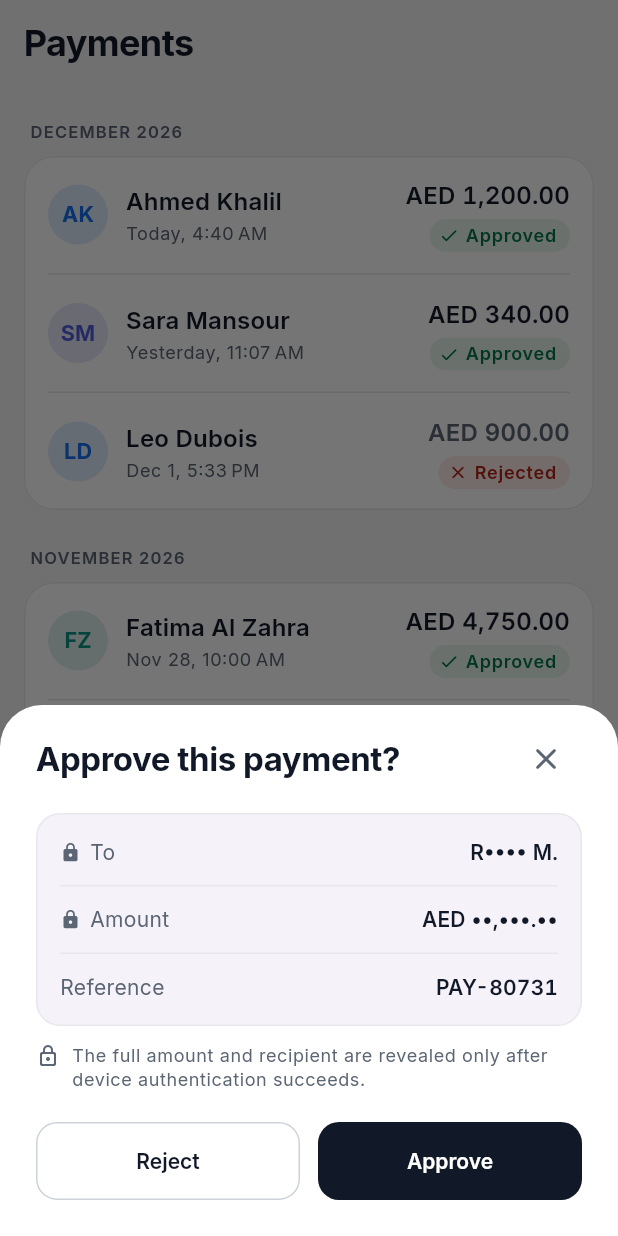
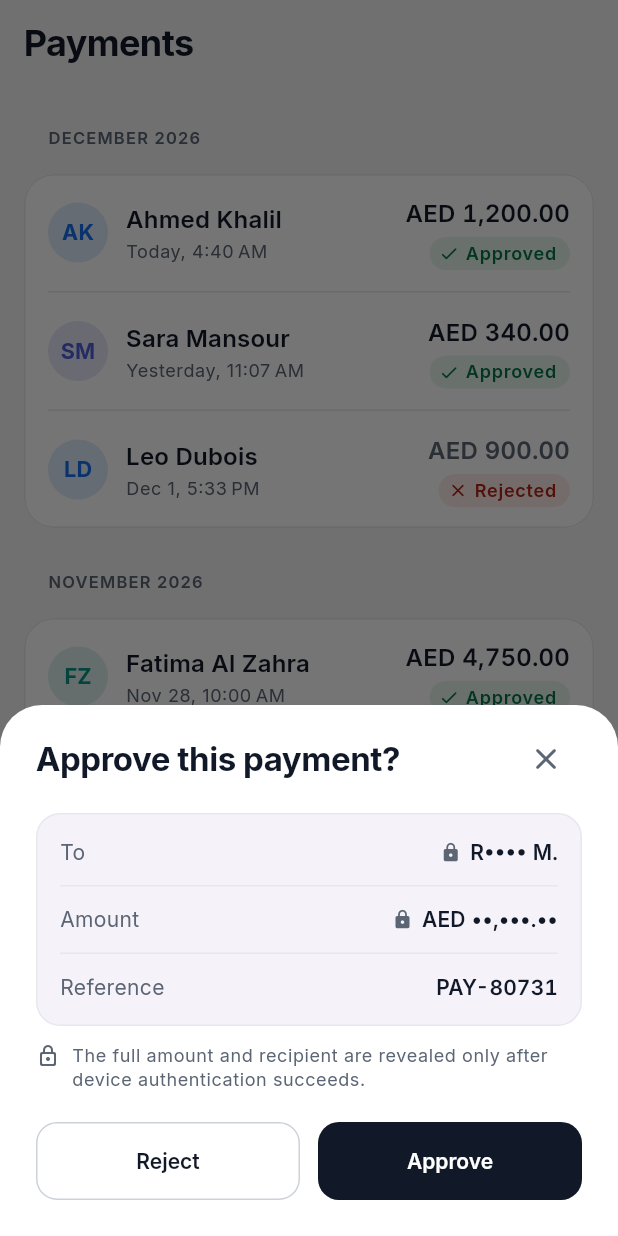
Before and after one commit to SardorbekR/payment-approval-flow, a Flutter app: the PaymentsPage screen opened by its route, after a tap on the "add" icon, on a phone screen of 412 x 824 dp. Run offline on Flutter 3.47's test engine with Material 3 defaults, Android fonts, the phone set to English and light mode, and no system bars; our stand-ins replace bloc_concurrency, clock, equatable, flutter_bloc, go_router, local_auth and 1 more; statements that could not run were skipped.

Commit message:
fix: even out spacing and keep layouts readable at large text and in landscape
- Payment rows move the amount and status under the name when the text is
  too large to share a line, instead of squeezing the name into a sliver.
- Label and value rows (approval sheet, details) put the value on its own
  line when both don't fit, so masks and references never break mid-word.
- The details amount shrinks to fit rather than wrapping mid-number.
- Home, Payments and details keep their content clear of a notch in landscape.
- Section headers share one height with or without a See all button, and line
  up with the card content; detail rows share one height with or without the
  copy button; the sheet's labels align, with the lock beside the masked value.
- The approval sheet grows and shrinks smoothly as messages come and go.

Goldens re-recorded for the new spacing.

```diff
--- a/lib/features/approval/presentation/widgets/approval_sheet.dart
+++ b/lib/features/approval/presentation/widgets/approval_sheet.dart
@@ -5,6 +5,7 @@ import 'package:payment_approval/core/theme/app_theme.dart';
 import 'package:payment_approval/features/approval/presentation/bloc/approval_bloc.dart';
 import 'package:payment_approval/features/payments/domain/models/payment.dart';
 import 'package:payment_approval/features/payments/domain/models/payment_request.dart';
+import 'package:payment_approval/features/shared/widgets/labeled_value.dart';
 import 'package:payment_approval/l10n/app_localizations.dart';
 
 /// Asks the user to approve or reject a request without revealing who it pays
@@ -39,6 +40,12 @@ class ApprovalSheet extends StatelessWidget {
         final pendingDecision = switch (state) {
           ApprovalAuthenticating(:final decision) ||
           ApprovalSubmitting(:final decision) => decision,
+          _ => null,
+        };
+        final progress = switch (state) {
+          ApprovalAuthenticating() => l10n.approvalAuthenticating,
+          ApprovalSubmitting(decision: PaymentStatus.approved) => l10n.approvalApproving,
+          ApprovalSubmitting(decision: PaymentStatus.rejected) => l10n.approvalRejecting,
           _ => null,
         };
 
@@ -93,10 +100,14 @@ class ApprovalSheet extends StatelessWidget {
                   const SizedBox(height: 20),
 
                   // Outcome
-                  if (state is ApprovalFailed) ...[
-                    _ErrorMessage(error: state.error),
-                    const SizedBox(height: 16),
-                  ],
+                  _AnimatedSlot(
+                    child: state is ApprovalFailed
+                        ? Padding(
+                            padding: const EdgeInsets.only(bottom: 16),
+                            child: _ErrorMessage(error: state.error),
+                          )
+                        : null,
+                  ),
 
                   // Decisions
                   if (isRequestGone)
@@ -130,23 +141,21 @@ class ApprovalSheet extends StatelessWidget {
                         ),
                       ],
                     ),
-                  if (state case ApprovalAuthenticating() || ApprovalSubmitting()) ...[
-                    const SizedBox(height: 12),
-                    Semantics(
+                  _AnimatedSlot(
+                    child: progress == null
+                        ? null
+                        : Padding(
+                            padding: const EdgeInsets.only(top: 12),
+                            child: Semantics(
                               liveRegion: true,
                               child: Text(
-                        switch (state) {
-                          ApprovalSubmitting(decision: PaymentStatus.approved) =>
-                            l10n.approvalApproving,
-                          ApprovalSubmitting(decision: PaymentStatus.rejected) =>
-                            l10n.approvalRejecting,
-                          _ => l10n.approvalAuthenticating,
-                        },
+                                progress,
                                 textAlign: TextAlign.center,
                                 style: theme.textTheme.bodySmall,
                               ),
                             ),
-                  ],
+                          ),
+                  ),
                 ],
               ),
             ),
@@ -213,25 +222,18 @@ class _RequestRow extends StatelessWidget {
 
     final row = Padding(
       padding: const EdgeInsets.symmetric(vertical: 12),
-      child: Row(
+      child: LabeledValue(
+        label: label,
+        value: Row(
+          mainAxisSize: MainAxisSize.min,
           children: [
             if (isMasked) ...[
               Icon(Icons.lock_rounded, size: 14, color: theme.colorScheme.onSurfaceVariant),
               const SizedBox(width: 6),
             ],
-          Text(
-            label,
-            style: theme.textTheme.bodyMedium?.copyWith(color: theme.colorScheme.onSurfaceVariant),
+            Flexible(child: Text(value, style: theme.textTheme.titleSmall?.tabular)),
+          ],
         ),
-          const SizedBox(width: 16),
-          Expanded(
-            child: Text(
-              value,
-              textAlign: TextAlign.end,
-              style: theme.textTheme.titleSmall?.tabular,
-            ),
-          ),
-        ],
       ),
     );
 
@@ -292,6 +294,24 @@ class _ErrorMessage extends StatelessWidget {
   }
 }
 
+/// Grows or shrinks smoothly as its content comes and goes, so the sheet
+/// doesn't jump when a message appears.
+class _AnimatedSlot extends StatelessWidget {
+  const _AnimatedSlot({required this.child});
+
+  final Widget? child;
+
+  @override
+  Widget build(BuildContext context) {
+    return AnimatedSize(
+      duration: const Duration(milliseconds: 200),
+      curve: Curves.easeOutCubic,
+      alignment: Alignment.topCenter,
+      child: child ?? const SizedBox.shrink(),
+    );
+  }
+}
+
 class _ButtonSpinner extends StatelessWidget {
   const _ButtonSpinner({required this.label});
 
--- a/lib/features/payments/presentation/pages/payments_page.dart
+++ b/lib/features/payments/presentation/pages/payments_page.dart
@@ -76,7 +76,11 @@ class _PaymentsPageState extends State<PaymentsPage> {
         title: Text(l10n.paymentsTitle),
         titleTextStyle: Theme.of(context).textTheme.headlineSmall,
       ),
-      body: BlocConsumer<PaymentsBloc, PaymentsState>(
+      // Keeps the content clear of a notch in landscape.
+      body: SafeArea(
+        top: false,
+        bottom: false,
+        child: BlocConsumer<PaymentsBloc, PaymentsState>(
           listenWhen: _hasNewTopPayment,
           listener: _revealTopPayment,
           builder: (context, state) => switch (state) {
@@ -93,6 +97,7 @@ class _PaymentsPageState extends State<PaymentsPage> {
               highlightedPaymentId: _highlightedPaymentId,
             ),
           },
+        ),
       ),
     );
   }
--- a/lib/features/payments/presentation/widgets/payment_tile.dart
+++ b/lib/features/payments/presentation/widgets/payment_tile.dart
@@ -20,6 +20,10 @@ class PaymentTile extends StatelessWidget {
   /// How long the tint for a just-decided payment takes to fade.
   static const highlightDuration = Duration(milliseconds: 2400);
 
+  /// The narrowest row that fits the name next to the amount at the default
+  /// text size. Larger text needs proportionally more room.
+  static const _minRowWidth = 260.0;
+
   final Payment payment;
   final VoidCallback onTap;
 
@@ -32,11 +36,31 @@ class PaymentTile extends StatelessWidget {
     final l10n = AppLocalizations.of(context);
     final isRejected = payment.status == PaymentStatus.rejected;
 
+    final date = Text(
+      formatPaymentDate(payment.decidedAt, now: clock.now(), l10n: l10n),
+      style: theme.textTheme.bodySmall,
+    );
+    final amount = Text(
+      formatMoney(payment.amount),
+      style: theme.textTheme.titleMedium?.tabular.copyWith(
+        color: isRejected ? theme.colorScheme.onSurfaceVariant : null,
+      ),
+    );
+    final badge = StatusBadge(status: payment.status);
+
     final row = InkWell(
       onTap: onTap,
       child: Padding(
         padding: const EdgeInsetsDirectional.fromSTEB(16, 14, 16, 14),
-        child: Row(
+        child: LayoutBuilder(
+          builder: (context, constraints) {
+            // With large text, the amount moves under the name instead of
+            // squeezing it into a sliver.
+            final stacked =
+                constraints.maxWidth < _minRowWidth * MediaQuery.textScalerOf(context).scale(1);
+
+            return Row(
+              crossAxisAlignment: stacked ? CrossAxisAlignment.start : CrossAxisAlignment.center,
               children: [
                 RecipientAvatar(name: payment.recipientName),
                 const SizedBox(width: 12),
@@ -47,32 +71,30 @@ class PaymentTile extends StatelessWidget {
                       Text(
                         payment.recipientName,
                         style: theme.textTheme.titleMedium,
-                    maxLines: 1,
+                        maxLines: stacked ? 2 : 1,
                         overflow: TextOverflow.ellipsis,
                       ),
                       const SizedBox(height: 2),
-                  Text(
-                    formatPaymentDate(payment.decidedAt, now: clock.now(), l10n: l10n),
-                    style: theme.textTheme.bodySmall,
-                  ),
+                      date,
+                      if (stacked) ...[
+                        const SizedBox(height: 8),
+                        amount,
+                        const SizedBox(height: 4),
+                        badge,
+                      ],
                     ],
                   ),
                 ),
+                if (!stacked) ...[
                   const SizedBox(width: 12),
                   Column(
                     crossAxisAlignment: CrossAxisAlignment.end,
-              children: [
-                Text(
-                  formatMoney(payment.amount),
-                  style: theme.textTheme.titleMedium?.tabular.copyWith(
-                    color: isRejected ? theme.colorScheme.onSurfaceVariant : null,
-                  ),
-                ),
-                const SizedBox(height: 4),
-                StatusBadge(status: payment.status),
-              ],
+                    children: [amount, const SizedBox(height: 4), badge],
                   ),
                 ],
+              ],
+            );
+          },
         ),
       ),
     );
--- /dev/null
+++ b/lib/features/shared/widgets/labeled_value.dart
@@ -0,0 +1,33 @@
+import 'package:material_ui/material_ui.dart';
+
+/// A label with its value at the far end of the same line. When both don't fit,
+/// as with large text, the value moves to its own line under the label instead
+/// of being squeezed into a sliver or broken mid-word.
+class LabeledValue extends StatelessWidget {
+  const LabeledValue({required this.label, required this.value, super.key});
+
+  final String label;
+  final Widget value;
+
+  @override
+  Widget build(BuildContext context) {
+    final theme = Theme.of(context);
+
+    return SizedBox(
+      width: double.infinity,
+      child: Wrap(
+        alignment: WrapAlignment.spaceBetween,
+        crossAxisAlignment: WrapCrossAlignment.center,
+        spacing: 16,
+        runSpacing: 4,
+        children: [
+          Text(
+            label,
+            style: theme.textTheme.bodyMedium?.copyWith(color: theme.colorScheme.onSurfaceVariant),
+          ),
+          value,
+        ],
+      ),
+    );
+  }
+}
--- a/lib/features/shared/widgets/section_header.dart
+++ b/lib/features/shared/widgets/section_header.dart
@@ -9,7 +9,13 @@ class SectionHeader extends StatelessWidget {
   @override
   Widget build(BuildContext context) {
     return Padding(
-      padding: const EdgeInsetsDirectional.fromSTEB(4, 24, 0, 8),
+      // Lines the title up with the content of the card below, and the text of a
+      // trailing text button with the end of that content.
+      padding: const EdgeInsetsDirectional.fromSTEB(16, 12, 4, 0),
+      child: ConstrainedBox(
+        // Material's subheader height, which also fits a text button, so headers
+        // with and without one sit the same distance from their cards.
+        constraints: const BoxConstraints(minHeight: 48),
         child: Row(
           children: [
             Expanded(
@@ -21,6 +27,7 @@ class SectionHeader extends StatelessWidget {
             ?trailing,
           ],
         ),
+      ),
     );
   }
 }
```
Also changed, not shown: lib/features/home/presentation/pages/home_page.dart (+11 -6 lines), lib/features/payments/presentation/pages/payment_details_page.dart (+27 -12 lines), 13 other files. Lines whose indentation alone changed are shown as unchanged.
